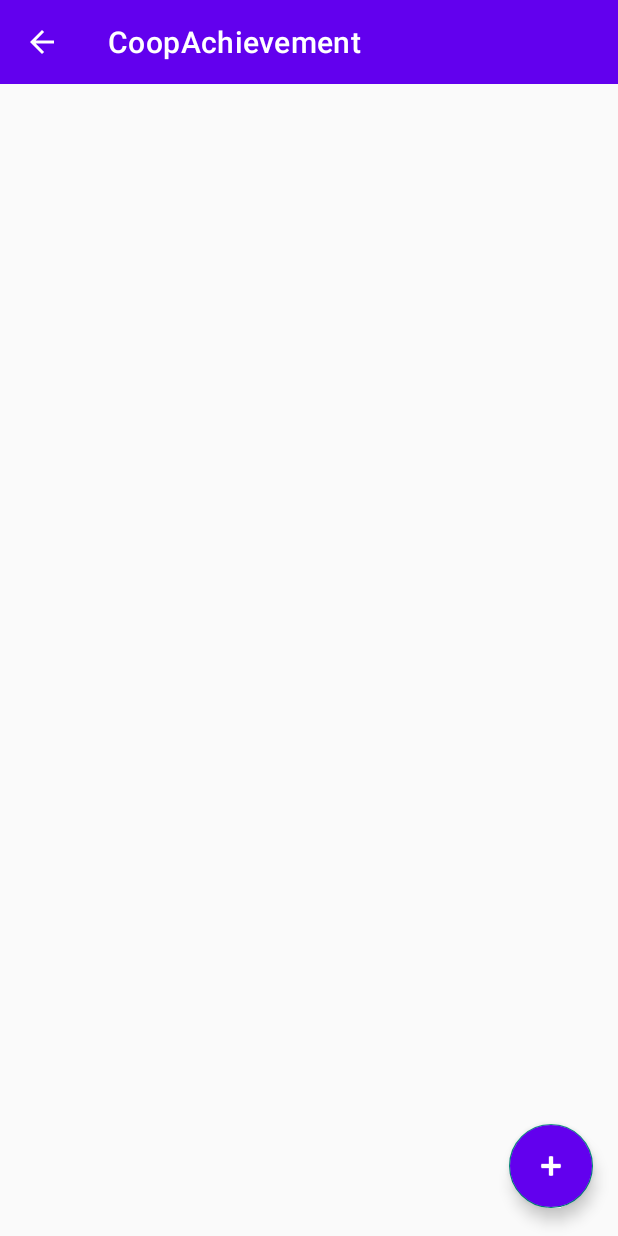
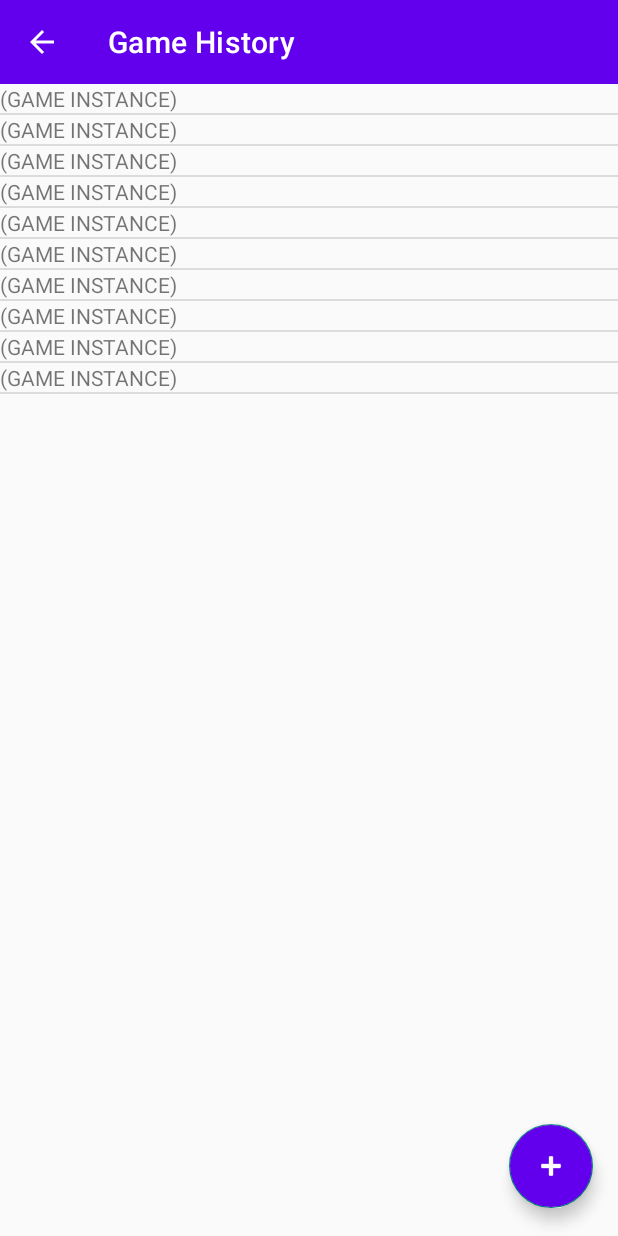
Before and after one commit to Banpreet-Aulakh/AndroidGroupProject, an Android app: the GameConfigHistory screen opened directly, with no data from a screen before it, on a phone screen of 412 x 824 dp. Run offline under Robolectric (Android 15) with nearby library versions, the phone set to English and light mode, and no system bars.

Commit message:
Added ListView in GameHistory activity
Added helper methods, Stub functions for testing purposes, and a clickable
list view which populates a list from GameHistory.java

```diff
--- a/app/src/main/java/com/sfu/cmpt276/coopachievement/GameConfigHistory.java
+++ b/app/src/main/java/com/sfu/cmpt276/coopachievement/GameConfigHistory.java
@@ -7,8 +7,15 @@ import androidx.appcompat.widget.Toolbar;
 import android.content.Intent;
 import android.os.Bundle;
 import android.view.View;
+import android.widget.AdapterView;
+import android.widget.ArrayAdapter;
+import android.widget.ListView;
+import android.widget.TextView;
+import android.widget.Toast;
 
 import com.google.android.material.floatingactionbutton.FloatingActionButton;
+import com.sfu.cmpt276.coopachievement.model.GameHistory;
+import com.sfu.cmpt276.coopachievement.model.GamesPlayed;
 
 /*
 The GameConfigHistory Activity is responsible for displaying the instances of GamesPlayed in the GameHistory Class in a List Format. This is shown after a user
@@ -21,10 +28,29 @@ public class GameConfigHistory extends AppCompatActivity {
         super.onCreate(savedInstanceState);
         setContentView(R.layout.activity_game_config_history);
         Toolbar myToolbar = (Toolbar) findViewById(R.id.game_history_toolbar);
+
+        //Toolbar
+        myToolbar.setTitle("Game History");
         setSupportActionBar(myToolbar);
         ActionBar ab = getSupportActionBar();
         ab.setDisplayHomeAsUpEnabled(true);
 
+        //Floating Action Button
+
+        floatingActionButton();
+
+        //STUB GAME HISTORY CODE
+        GameHistory gameHistory = new GameHistory(new String("Test"));
+        for (int i = 0; i < 10; i++){
+            gameHistory.getGameHistory().add(new GamesPlayed());
+        }
+
+        //ListView
+        populateListView(gameHistory);
+        listOnClick();
+    }
+
+    private void floatingActionButton() {
         FloatingActionButton fab = findViewById(R.id.add_new_game_btn);
         fab.setOnClickListener(new View.OnClickListener() {
             @Override
@@ -35,4 +61,23 @@ public class GameConfigHistory extends AppCompatActivity {
         });
     }
 
+    private void populateListView(GameHistory gameHistory) {
+        String[] items = gameHistory.getStringArray();
+        ArrayAdapter<String> adapter = new ArrayAdapter<String>(this, R.layout.game_history,items);
+        ListView list = findViewById(R.id.game_history_list);
+        list.setAdapter(adapter);
+    }
+
+    private void listOnClick() {
+        ListView list = findViewById(R.id.game_history_list);
+        list.setOnItemClickListener(new AdapterView.OnItemClickListener() {
+            @Override
+            public void onItemClick(AdapterView<?> adapterView, View view, int i, long l) {
+                TextView textView = (TextView) view;
+                String message = "You clicked " + i + " which is string: " + textView.getText().toString();
+                Toast.makeText(GameConfigHistory.this, message, Toast.LENGTH_SHORT).show();
+            }
+        });
+    }
+
 }
--- a/app/src/main/java/com/sfu/cmpt276/coopachievement/model/GameHistory.java
+++ b/app/src/main/java/com/sfu/cmpt276/coopachievement/model/GameHistory.java
@@ -33,5 +33,12 @@ public class GameHistory {
         this.configName = configName;
     }
 
+    public String[] getStringArray() {
+        String[] arr = new String[gamesPlayedList.size()];
+        for (int i = 0; i < gamesPlayedList.size(); i++) {
+            arr[i] = gamesPlayedList.get(i).toString(); // Calls to String method of GamesPLayed NEED TO ADD
+        }
+        return arr;
+    }
 
 }
--- a/app/src/main/java/com/sfu/cmpt276/coopachievement/model/GamesPlayed.java
+++ b/app/src/main/java/com/sfu/cmpt276/coopachievement/model/GamesPlayed.java
@@ -4,4 +4,7 @@ package com.sfu.cmpt276.coopachievement.model;
 THIS IS A STUB CLASS TO IMPLEMENT GameHistory. DELETE THIS AND REPLACE WITH ACTUAL CLASS DURING MERGE.
  */
 public class GamesPlayed {
+    public String toString() {
+        return "(GAME INSTANCE)";
+    }
 }
--- a/app/src/main/res/layout/activity_game_config_history.xml
+++ b/app/src/main/res/layout/activity_game_config_history.xml
@@ -11,7 +11,7 @@
         android:layout_width="wrap_content"
         android:layout_height="wrap_content"
         android:clickable="true"
-        android:contentDescription="Add a new Game"
+        android:contentDescription="@string/add_a_new_game"
         app:layout_constraintBottom_toBottomOf="parent"
         app:layout_constraintEnd_toEndOf="parent"
         app:layout_constraintHorizontal_bias="0.954"
@@ -20,7 +20,8 @@
         app:layout_constraintVertical_bias="0.976"
         app:srcCompat="@android:drawable/ic_input_add"
         android:backgroundTint="@color/purple_500"
-        app:tint="@color/white"/>
+        app:tint="@color/white"
+        android:focusable="true" />
 
     <androidx.appcompat.widget.Toolbar
         android:id="@+id/game_history_toolbar"
@@ -35,4 +36,15 @@
         app:layout_constraintStart_toStartOf="parent"
         app:layout_constraintTop_toTopOf="parent"
         app:layout_constraintVertical_bias="0.0"/>
+
+    <ListView
+        android:id="@+id/game_history_list"
+        android:layout_width="match_parent"
+        android:layout_height="559dp"
+        app:layout_constraintBottom_toBottomOf="parent"
+        app:layout_constraintEnd_toEndOf="parent"
+        app:layout_constraintHorizontal_bias="1.0"
+        app:layout_constraintStart_toStartOf="parent"
+        app:layout_constraintTop_toBottomOf="@+id/game_history_toolbar"
+        app:layout_constraintVertical_bias="0.0" />
 </androidx.constraintlayout.widget.ConstraintLayout>
--- /dev/null
+++ b/app/src/main/res/layout/game_history.xml
@@ -0,0 +1,6 @@
+<?xml version="1.0" encoding="utf-8"?>
+<TextView xmlns:android="http://schemas.android.com/apk/res/android"
+    android:layout_width="match_parent"
+    android:layout_height="match_parent">
+
+</TextView>
--- a/app/src/main/res/values/strings.xml
+++ b/app/src/main/res/values/strings.xml
@@ -1,3 +1,4 @@
 <resources>
     <string name="app_name">CoopAchievement</string>
+    <string name="add_a_new_game">Add a new Game</string>
 </resources>
```
